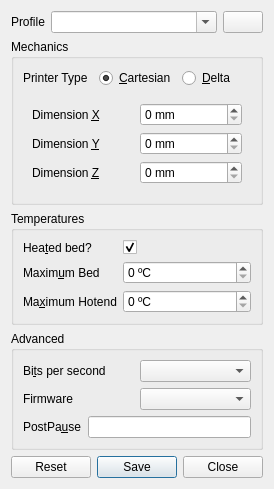
KDE/atelier, file src/dialogs/profilesdialog.ui: the form before one commit.
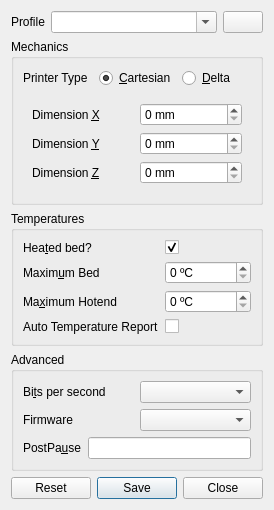
The form after the commit.

Commit message: Support autoReportTemp

Patch:
```diff
--- a/src/dialogs/profilesdialog.ui
+++ b/src/dialogs/profilesdialog.ui
@@ -272,6 +272,23 @@
         </property>
        </widget>
       </item>
+      <item row="3" column="0">
+       <widget class="QLabel" name="label_10">
+        <property name="toolTip">
+         <string>&lt;html&gt;&lt;head/&gt;&lt;body&gt;&lt;p&gt;Temperature reporting using M155 command. When enabled the printer will return temperature data automaticly at a set interval.&lt;/p&gt;&lt;/body&gt;&lt;/html&gt;</string>
+        </property>
+        <property name="text">
+         <string>Auto Temperature Report</string>
+        </property>
+       </widget>
+      </item>
+      <item row="3" column="1">
+       <widget class="QCheckBox" name="autoReportTempCK">
+        <property name="text">
+         <string/>
+        </property>
+       </widget>
+      </item>
       <item row="2" column="0">
        <widget class="QLabel" name="label_11">
         <property name="text">
```
Left out of the diff: 48 changed lines with no effect on the pictures. The commit also changes 2 other files.
